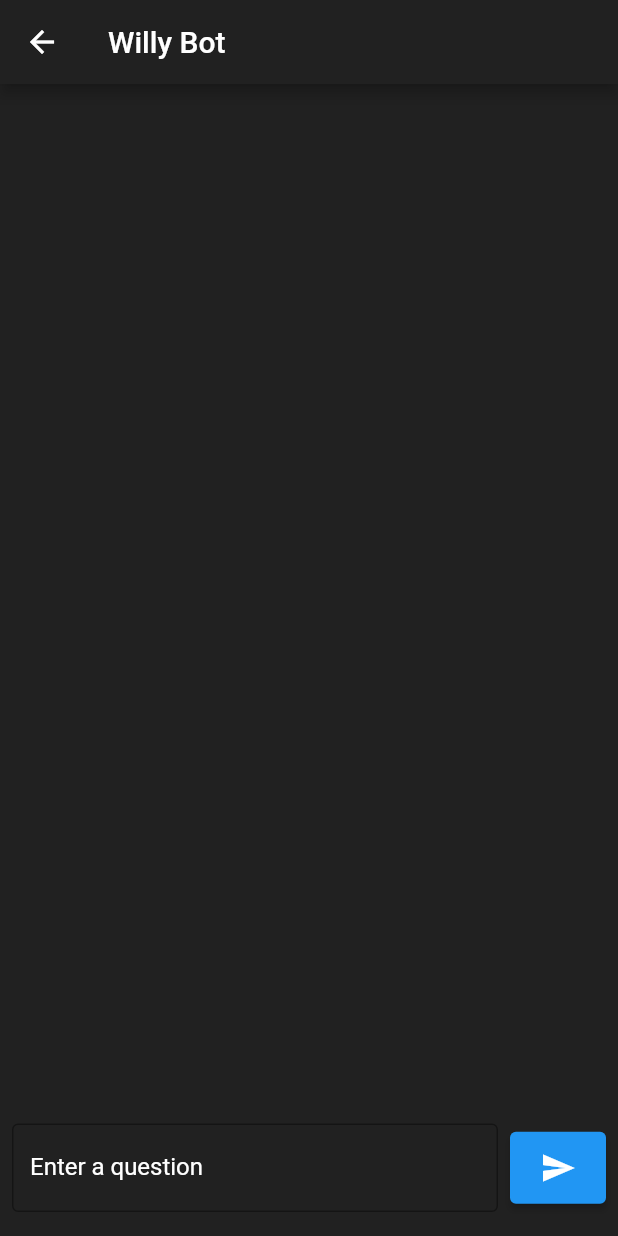
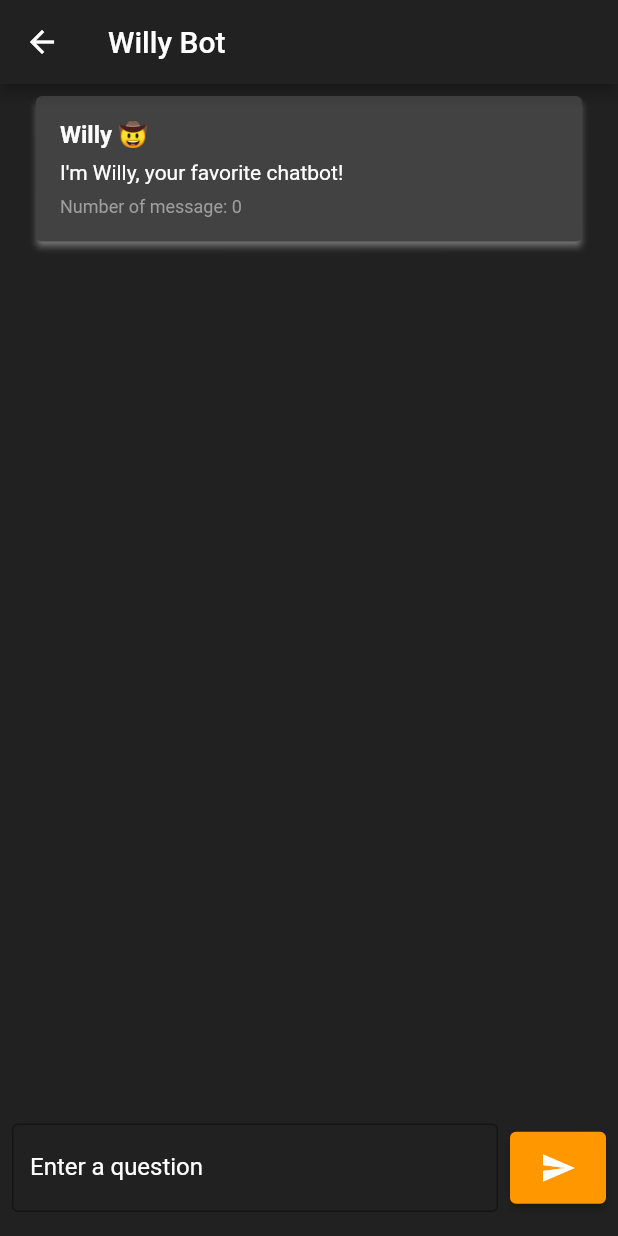
Before and after one commit to AlexGrim12/nasa_app, a Flutter app: the screen it shows after launch, after a tap on "Chat Bot", on a phone screen of 412 x 824 dp. Run offline on Flutter 3.47's test engine with Material 2 defaults, Android fonts, the phone set to English and light mode, and no system bars; missing offline and left inert: google_generative_language_api.

Commit message:
chatbot - home design

```diff
--- a/lib/models/chat_card.dart
+++ b/lib/models/chat_card.dart
@@ -14,6 +14,7 @@ class ChatCard extends StatelessWidget {
   @override
   Widget build(BuildContext context) {
     return Card(
+      color: Colors.grey[800],
       elevation: 2,
       shadowColor: Colors.white,
       margin: EdgeInsets.symmetric(vertical: 8, horizontal: 16),
@@ -25,6 +26,7 @@ class ChatCard extends StatelessWidget {
             Text(
               senderName,
               style: TextStyle(
+                color: Colors.white,
                 fontWeight: FontWeight.bold,
                 fontSize: 16,
               ),
@@ -32,7 +34,7 @@ class ChatCard extends StatelessWidget {
             SizedBox(height: 8),
             Text(
               messageText,
-              style: TextStyle(fontSize: 14),
+              style: TextStyle(fontSize: 14, color: Colors.white),
             ),
             SizedBox(height: 8),
             Text(
--- a/lib/screens/chatbot_screen.dart
+++ b/lib/screens/chatbot_screen.dart
@@ -16,11 +16,14 @@ class _ChatbotScreenState extends State<ChatbotScreen> {
   String content = 'Hi, I am a chatbot, ask me about the ocean.';
   List<Message> messages = [];
   late String apiKey;
+  bool isLoading = false;
 
   @override
   void initState() {
     super.initState();
     apiKey = 'AIzaSyDWnszd8THhYE-m9OH2AIripZBxboCkVao';
+    messages.add(const Message(
+        author: 'Willy 🤠', content: 'I\'m Willy, your favorite chatbot!'));
   }
 
   Future<void> chat(String message) async {
@@ -34,6 +37,7 @@ class _ChatbotScreenState extends State<ChatbotScreen> {
     );
     final messageRequest = GenerateMessageRequest(
       prompt: messagePrompt,
+      temperature: 0.1,
     );
 
     final GeneratedMessage messageResponse =
@@ -46,9 +50,9 @@ class _ChatbotScreenState extends State<ChatbotScreen> {
     print(messageResponse);
 
     setState(() {
-      messages.add(Message(author: 'User', content: message));
+      messages.add(Message(author: 'You 🫵', content: message));
       messages.add(Message(
-          author: 'Willy', content: messageResponse.candidates[0].content));
+          author: 'Willy 🤠', content: messageResponse.candidates[0].content));
     });
   }
 
@@ -59,7 +63,9 @@ class _ChatbotScreenState extends State<ChatbotScreen> {
         title: const Text('Willy Bot'),
         backgroundColor: Colors.grey[900],
       ),
-      body: Container(
+      body: Stack(
+        children: [
+          Container(
             color: Colors.grey[900],
             child: Padding(
               padding: const EdgeInsets.only(bottom: 16, left: 8, right: 8),
@@ -107,13 +113,24 @@ class _ChatbotScreenState extends State<ChatbotScreen> {
                         child: Expanded(
                           flex: 1,
                           child: ElevatedButton(
-                          onPressed: () {
-                            chat(_controller.text);
+                              onPressed: () async {
+                                // Show the loading GIF
+                                setState(() {
+                                  isLoading = true;
+                                });
+
+                                // Call the chat() function
+                                await chat(_controller.text);
                                 _controller.clear();
+
+                                // Hide the loading GIF
+                                setState(() {
+                                  isLoading = false;
+                                });
                               },
-                          // style: ElevatedButton.styleFrom(
-                          //   backgroundColor: Colors.orange,
-                          // ),
+                              style: ElevatedButton.styleFrom(
+                                backgroundColor: Colors.orange,
+                              ),
                               child: const Icon(Icons.send)),
                         ),
                       ),
@@ -123,6 +140,16 @@ class _ChatbotScreenState extends State<ChatbotScreen> {
               ),
             ),
           ),
+
+          // Show the loading GIF if isLoading is true
+          Visibility(
+            visible: isLoading,
+            child: Center(
+              child: CircularProgressIndicator(),
+            ),
+          ),
+        ],
+      ),
     );
   }
 }
--- a/lib/screens/home_screen.dart
+++ b/lib/screens/home_screen.dart
@@ -8,47 +8,66 @@ class HomeScreen extends StatelessWidget {
   @override
   Widget build(BuildContext context) {
     final menuOptions = AppRoutes.menuOptions;
-
     return Scaffold(
-        appBar: AppBar(
-          title: const Text('Componentes en Flutter'),
-          automaticallyImplyLeading: false,
+      backgroundColor: Colors.grey[900],
+      body: Padding(
+        padding: const EdgeInsets.only(
+            top: 50.0, left: 20.0, right: 20.0, bottom: 20.0),
+        child: Column(
+          children: [
+            Expanded(
+              child: Column(
+                children: [
+                  for (final option in menuOptions)
+                    ElevatedButton(
+                      onPressed: () {
+                        Navigator.pushNamed(context, option.route);
+                      },
+                      child: Row(children: [
+                        Icon(option.icon),
+                        const SizedBox(width: 10),
+                        Text(
+                          option.name,
+                          style: const TextStyle(color: Colors.white),
+                        ),
+                      ]),
+                      //
+                    ),
+                ],
+              ),
+            ),
+            Align(
+              alignment: Alignment.bottomRight,
+              child: Padding(
+                padding: const EdgeInsets.all(10.0),
+                child: ElevatedButton(
+                  style: ElevatedButton.styleFrom(
+                    backgroundColor: Colors.amber,
+                    shape: const CircleBorder(),
+                    padding: const EdgeInsets.all(15.0),
+                    shadowColor: Colors.amber,
+                  ),
+                  onPressed: () {
+                    showDialog(
+                      context: context,
+                      builder: (BuildContext context) {
+                        return const Dialog(
+                          shadowColor: Colors.amber,
+                          // shape: RoundedRectangleBorder(
+                          //   borderRadius: BorderRadius.all(Radius.circular(10.0)),
+                          // ),
+                          child: ChatbotScreen(),
+                        );
+                      },
+                    );
+                  },
+                  child: const Icon(Icons.chat_bubble),
+                ),
+              ),
+            ),
+          ],
         ),
-        body:
-            // Column(
-            //   children: [
-            ListView.separated(
-          itemBuilder: (context, i) => ListTile(
-            leading: Icon(
-              menuOptions[i].icon,
-            ),
-            title: Text(menuOptions[i].name),
-            onTap: () {
-              // final route = MaterialPageRoute(
-              //     builder: (context) => const Listview1Screen());
-              // Navigator.push(context, route);
-              Navigator.pushNamed(context, menuOptions[i].route);
-            },
-          ),
-          separatorBuilder: (_, __) => const Divider(),
-          itemCount: menuOptions.length,
-        )
-        // ,
-        // ElevatedButton(
-        //   onPressed: () {
-        //     showDialog(
-        //       context: context,
-        //       builder: (BuildContext context) {
-        //         return Dialog(
-        //           child: ChatbotScreen(),
-        //         );
-        //       },
-        //     );
-        //   },
-        //   child: const Text('Open Chatbot'),
-        // )
-        //   ],
-        // ),
-        );
+      ),
+    );
   }
 }
```
Lines whose indentation alone changed are shown as unchanged.
